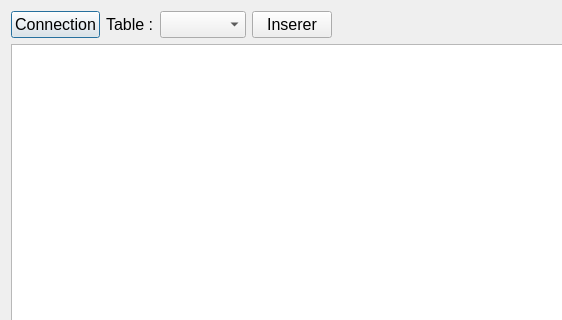
Old version of the form 10_SqlQueryModel/dialog.ui in the repository TheoMichaud/Apprendre_QT; both pictures show x 0 to 562 and y 0 to 320 of the 978 by 440 pixel window.
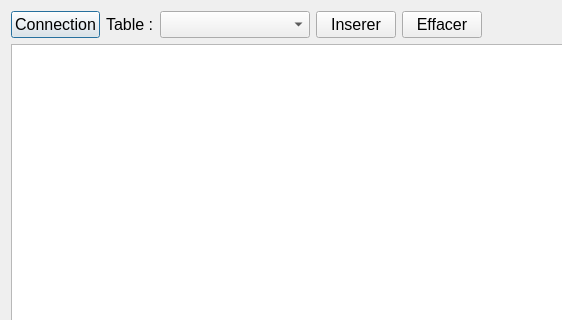
New version of the form.

What changed in the file:
```diff
--- a/10_SqlQueryModel/dialog.ui
+++ b/10_SqlQueryModel/dialog.ui
@@ -44,6 +44,12 @@
        </item>
        <item>
         <widget class="QComboBox" name="comboBoxTable">
+         <property name="minimumSize">
+          <size>
+           <width>150</width>
+           <height>0</height>
+          </size>
+         </property>
          <property name="font">
           <font>
            <pointsize>12</pointsize>
@@ -63,6 +69,18 @@
          </property>
         </widget>
        </item>
+       <item>
+        <widget class="QPushButton" name="pushButton_2">
+         <property name="font">
+          <font>
+           <pointsize>12</pointsize>
+          </font>
+         </property>
+         <property name="text">
+          <string>Effacer</string>
+         </property>
+        </widget>
+       </item>
        <item>
         <spacer name="horizontalSpacer">
          <property name="orientation">
```
Left out of the diff: 8 changed lines with no effect on the pictures.
